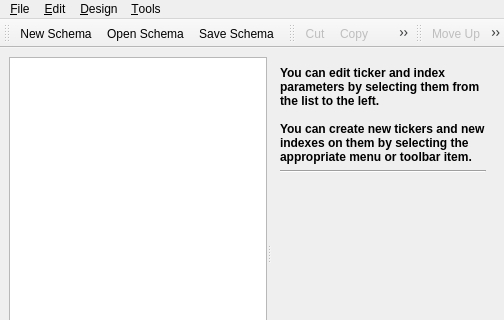
First picture: the form in profit/widgets/ui_tickerdesigner.ui, repository hpsilva/profitpy, before the edit; both pictures show x 0 to 504 and y 0 to 320 of the 504 by 479 pixel window.
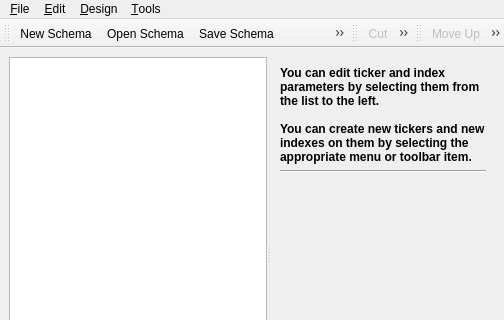
Second picture: the form after the edit. Icons and pictures are not drawn.

```diff
--- a/profit/widgets/ui_tickerdesigner.ui
+++ b/profit/widgets/ui_tickerdesigner.ui
@@ -773,6 +773,7 @@
    <addaction name="actionNewSchema" />
    <addaction name="actionOpenSchema" />
    <addaction name="actionSaveSchema" />
+   <addaction name="actionPrintSchema" />
   </widget>
   <widget class="QToolBar" name="editToolbar" >
    <property name="windowTitle" >
@@ -1003,6 +1004,20 @@
     <string>Foo</string>
    </property>
   </action>
+  <action name="actionPrintSchema" >
+   <property name="icon" >
+    <iconset resource="profit.qrc" >:/images/icons/kedit.png</iconset>
+   </property>
+   <property name="text" >
+    <string>Print Schema to stdout</string>
+   </property>
+   <property name="iconText" >
+    <string>Print Schema to stdout</string>
+   </property>
+   <property name="toolTip" >
+    <string>Print Schema to stdout</string>
+   </property>
+  </action>
  </widget>
  <tabstops>
   <tabstop>treeView</tabstop>
```
Left out of the diff: 38 changed lines with no effect on the pictures.
